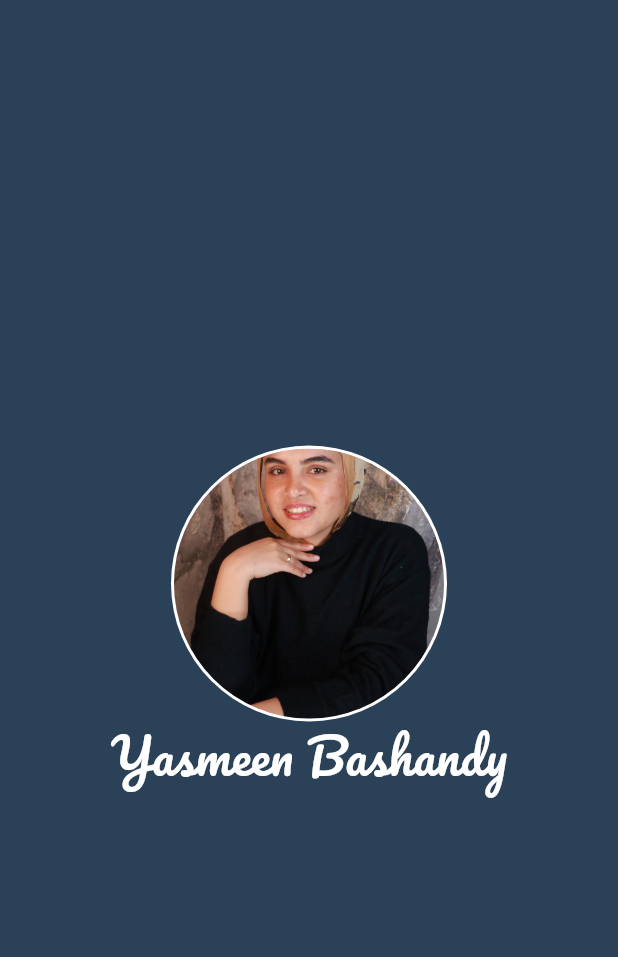
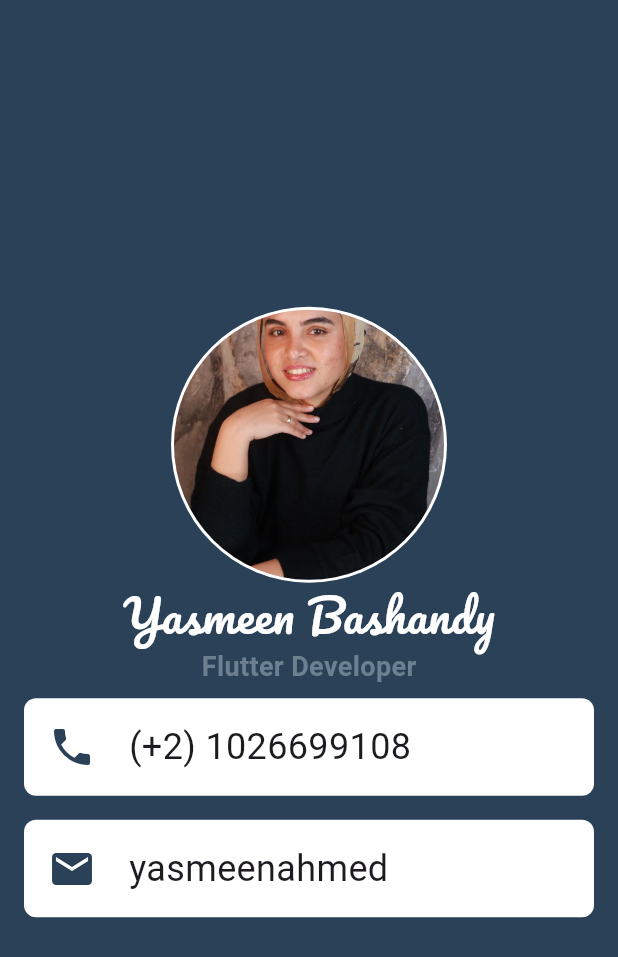
Before and after one commit to yasmeen-bashandy/Business_Card_App, a Flutter app: the screen it shows after launch, on a phone screen of 412 x 824 dp. Shown: the top 957 px of the screen. Run offline on Flutter 3.47's test engine with Material 3 defaults, Android fonts, the phone set to English and light mode, and no system bars.

Commit message:
add padding

```diff
--- a/lib/main.dart
+++ b/lib/main.dart
@@ -11,10 +11,7 @@
     return MaterialApp(
       home: Scaffold(
         backgroundColor: Color(0xff2A4158),
-        body: Row(
-          mainAxisAlignment: MainAxisAlignment.center,
-          children: [
-            Column(
+        body: Column(
               mainAxisAlignment: MainAxisAlignment.center,
               children: [
               //  ClipRRect(
@@ -39,15 +36,84 @@
                 'Yasmeen Bashandy',
                 style: TextStyle(
                   color: Colors.white,
-                  fontSize:32,
+                  fontSize:30,
                   fontFamily: 'Pacifico',
                 ),
+                ),
+                Text(
+                'Flutter Developer',
+                style: TextStyle(
+                  color:Color(0xFF6C8090),
+                  fontSize:18,
+                  fontWeight: FontWeight.bold,
+                ),
+                ),
+                Padding(
+                  padding:EdgeInsets.symmetric(horizontal: 16,vertical: 8),
+                  child: Container(
+                    decoration: BoxDecoration(
+                      color: Colors.white,
+                      borderRadius: BorderRadius.circular(8)
+                    ),
+                    height: 65,
+                    // width: 60,
+                    // height: 60,
+                    child: Row(
+                      children: [
 
-                )
+                        Padding(
+                          padding: const EdgeInsets.only(left: 16),
+                          child: Icon(Icons.phone,
+                          size: 32,
+                          color: Color(0xff2A4158)
+                          ),
+                        ),
+                        Padding(
+                          padding: const EdgeInsets.only(left:22),
+                          child: Text('(+2) 1026699108',
+                          style: TextStyle(
+                            fontSize: 24)
+                            ),
+                        ),
+                      ],
+                    ),
+                  ),
+                ),
+                Padding(
+                  padding:EdgeInsets.symmetric(horizontal: 16,vertical: 8),
+                  child: Container(
+                    decoration: BoxDecoration(
+                      color: Colors.white,
+                      borderRadius: BorderRadius.circular(8)
+                    ),
+                    height: 65,
+                    // width: 60,
+                    // height: 60,
+                    child: Row(
+                      children: [
+
+                        Padding(
+                          padding: const EdgeInsets.only(left: 16),
+                          child: Icon(Icons.mail,
+                          size: 32,
+                          color: Color(0xff2A4158)
+                          ),
+                        ),
+                        Padding(
+                          padding: const EdgeInsets.only(left:22),
+                          child: Text('yasmeenahmed',
+                          style: TextStyle(
+                            fontSize: 24)
+                            ),
+                        ),
+                      ],
+                    ),
+                  ),
+                ),
+
+
               ],
             ),
-          ],
-        ),
       ),
     );
   }
```
